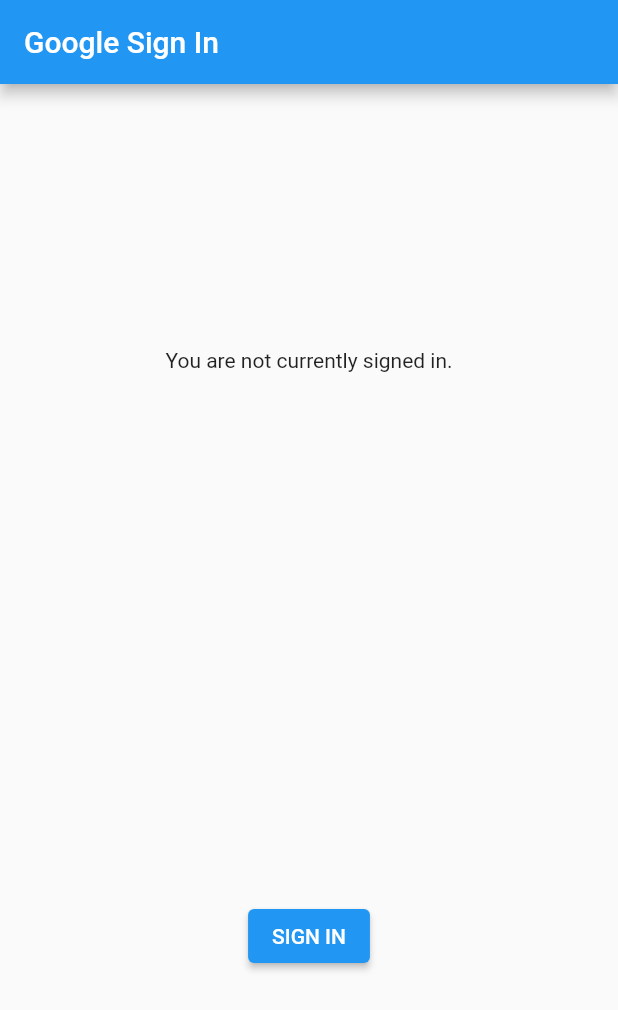
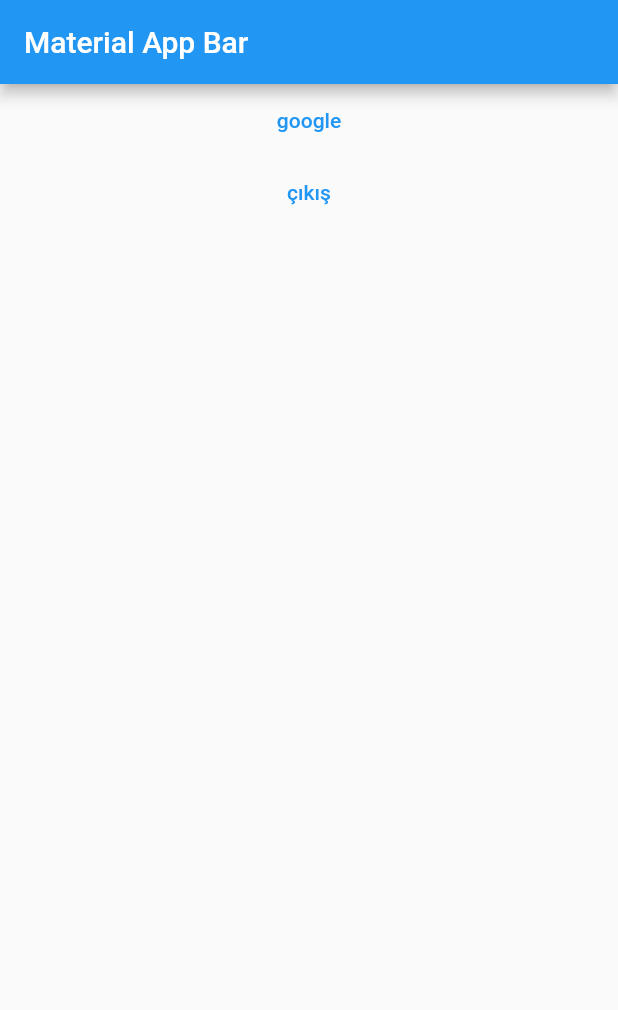
Before and after one commit to omerkaansaglam/google-signing-test, a Flutter app: the screen it shows after launch, on a phone screen of 412 x 824 dp. Shown: the top 1010 px of the screen. Run offline on Flutter 3.47's test engine with Material 2 defaults, Android fonts, the phone set to English and light mode, and no system bars; our stand-ins replace firebase_auth, firebase_core, google_sign_in; accounts and stored records are empty.

Commit message:
fixGoogleSignin

```diff
--- a/lib/main.dart
+++ b/lib/main.dart
@@ -1,162 +1,73 @@
-// Copyright 2013 The Flutter Authors. All rights reserved.
-// Use of this source code is governed by a BSD-style license that can be
-// found in the LICENSE file.
-
-// ignore_for_file: public_member_api_docs
-
-import 'dart:async';
-import 'dart:convert' show json;
-
-import "package:http/http.dart" as http;
+import 'package:firebase_auth/firebase_auth.dart';
+import 'package:firebase_core/firebase_core.dart';
 import 'package:flutter/material.dart';
 import 'package:google_sign_in/google_sign_in.dart';
 
-GoogleSignIn _googleSignIn = GoogleSignIn(
-  // Optional clientId
-  // clientId:
-  //     '995356713944-uiesngcudjcqaa7gv1k77i005hs4m9mr.apps.googleusercontent.com',
-  scopes: <String>[
-    'email',
-    'https://www.googleapis.com/auth/contacts.readonly',
-  ],
-);
+Future<void> main() async {
+  WidgetsFlutterBinding.ensureInitialized();
+  await Firebase.initializeApp();
 
-void main() {
-  runApp(
-    MaterialApp(
-      title: 'Google Sign In',
-      home: SignInDemo(),
-    ),
-  );
+  runApp(MyApp());
 }
 
-class SignInDemo extends StatefulWidget {
+class MyApp extends StatelessWidget {
   @override
-  State createState() => SignInDemoState();
-}
-
-class SignInDemoState extends State<SignInDemo> {
-  GoogleSignInAccount? _currentUser;
-  String _contactText = '';
-
-  @override
-  void initState() {
-    super.initState();
-    _googleSignIn.onCurrentUserChanged.listen((GoogleSignInAccount? account) {
-      setState(() {
-        _currentUser = account;
+  Widget build(BuildContext context) {
+    return MaterialApp(
+      title: 'Material App',
+      home: Scaffold(
+        appBar: AppBar(
+          title: Text('Material App Bar'),
+        ),
+        body: Center(
+          child: Column(
+            children: [
+              Container(
+                child: TextButton(
+                  child: Text("google"),
+                  onPressed: () async {
+                    await signInWithGoogle().then((value) {
+                      print(value.user?.displayName);
+                      print(value.user?.email);
+                      print(value.user?.uid);
                     });
-      if (_currentUser != null) {
-        _handleGetContact(_currentUser!);
-      }
-    });
-    _googleSignIn.signInSilently();
-  }
-
-  Future<void> _handleGetContact(GoogleSignInAccount user) async {
-    setState(() {
-      _contactText = "Loading contact info...";
-    });
-    final http.Response response = await http.get(
-      Uri.parse('https://people.googleapis.com/v1/people/me/connections'
-          '?requestMask.includeField=person.names'),
-      headers: await user.authHeaders,
-    );
-    if (response.statusCode != 200) {
-      setState(() {
-        _contactText = "People API gave a ${response.statusCode} "
-            "response. Check logs for details.";
-      });
-      print('People API ${response.statusCode} response: ${response.body}');
-      return;
-    }
-    final Map<String, dynamic> data = json.decode(response.body);
-    final String? namedContact = _pickFirstNamedContact(data);
-    setState(() {
-      if (namedContact != null) {
-        _contactText = "I see you know $namedContact!";
-      } else {
-        _contactText = "No contacts to display.";
-      }
-    });
-  }
-
-  String? _pickFirstNamedContact(Map<String, dynamic> data) {
-    final List<dynamic>? connections = data['connections'];
-    final Map<String, dynamic>? contact = connections?.firstWhere(
-      (dynamic contact) => contact['names'] != null,
-      orElse: () => null,
-    );
-    if (contact != null) {
-      final Map<String, dynamic>? name = contact['names'].firstWhere(
-        (dynamic name) => name['displayName'] != null,
-        orElse: () => null,
-      );
-      if (name != null) {
-        return name['displayName'];
-      }
-    }
-    return null;
-  }
-
-  Future<void> _handleSignIn() async {
-    try {
-      await _googleSignIn.signIn();
-    } catch (error) {
-      print(error);
-    }
-  }
-
-  Future<void> _handleSignOut() => _googleSignIn.disconnect();
-
-  Widget _buildBody() {
-    GoogleSignInAccount? user = _currentUser;
-    if (user != null) {
-      return Column(
-        mainAxisAlignment: MainAxisAlignment.spaceAround,
-        children: <Widget>[
-          ListTile(
-            leading: GoogleUserCircleAvatar(
-              identity: user,
+                  },
                 ),
-            title: Text(user.displayName ?? ''),
-            subtitle: Text(user.email),
               ),
-          const Text("Signed in successfully."),
-          Text(_contactText),
-          ElevatedButton(
-            child: const Text('SIGN OUT'),
-            onPressed: _handleSignOut,
+              Container(
+                child: TextButton(
+                  child: Text("çıkış"),
+                  onPressed: () async {
+                    await signOut();
+                  },
                 ),
-          ElevatedButton(
-            child: const Text('REFRESH'),
-            onPressed: () => _handleGetContact(user),
               ),
             ],
-      );
-    } else {
-      return Column(
-        mainAxisAlignment: MainAxisAlignment.spaceAround,
-        children: <Widget>[
-          const Text("You are not currently signed in."),
-          ElevatedButton(
-            child: const Text('SIGN IN'),
-            onPressed: _handleSignIn,
           ),
-        ],
+        ),
+      ),
     );
   }
 }
 
-  @override
-  Widget build(BuildContext context) {
-    return Scaffold(
-        appBar: AppBar(
-          title: const Text('Google Sign In'),
-        ),
-        body: ConstrainedBox(
-          constraints: const BoxConstraints.expand(),
-          child: _buildBody(),
-        ));
+Future<UserCredential> signInWithGoogle() async {
+  // Trigger the authentication flow
+  final GoogleSignInAccount? googleUser = await GoogleSignIn().signIn();
+
+  // Obtain the auth details from the request
+  final GoogleSignInAuthentication? googleAuth = await googleUser?.authentication;
+
+  // Create a new credential
+  final credential = GoogleAuthProvider.credential(
+    accessToken: googleAuth?.accessToken,
+    idToken: googleAuth?.idToken,
+  );
+
+  // Once signed in, return the UserCredential
+  return await FirebaseAuth.instance.signInWithCredential(credential);
 }
+
+Future<void> signOut() async {
+  // Trigger the authentication flow
+  final GoogleSignInAccount? googleUser = await GoogleSignIn().signOut();
 }
--- a/pubspec.yaml
+++ b/pubspec.yaml
@@ -30,10 +30,10 @@ dependencies:
   flutter:
     sdk: flutter
   google_sign_in: ^5.2.1
-
+  firebase_core: ^1.10.0
+  firebase_auth: ^3.2.0
   # The following adds the Cupertino Icons font to your application.
   # Use with the CupertinoIcons class for iOS style icons.
-  sms_advanced: ^1.0.1
   cupertino_icons: ^1.0.2
   http:
 dev_dependencies:
```
Also changed, not shown: pubspec.lock, 1 other file. Lines whose indentation alone changed are shown as unchanged.
